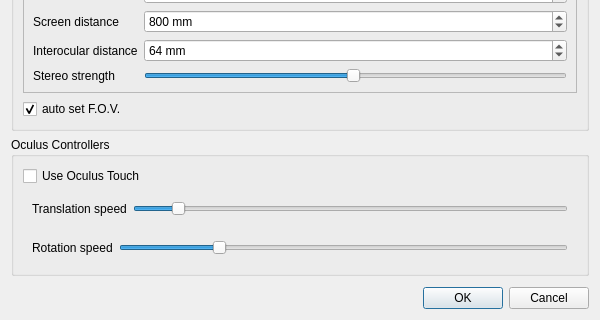
The window that common/ui_templates/stereoModeDlg.ui (hvs-ait/CloudCompare) describes before a commit, drawn with Qt 5; both pictures show x 0 to 600 and y 280 to 600 of the 600 by 600 pixel window.
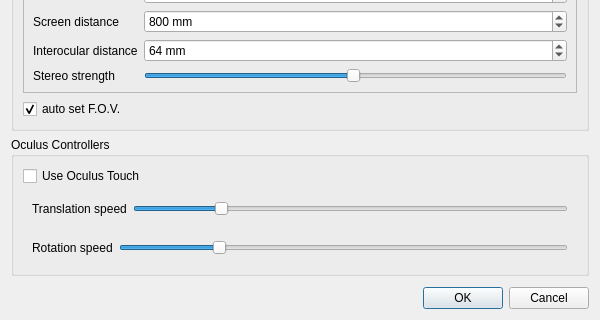
The same window after the commit. Icons and pictures are not drawn.

Patch:
```diff
--- a/common/ui_templates/stereoModeDlg.ui
+++ b/common/ui_templates/stereoModeDlg.ui
@@ -282,7 +282,7 @@
             <number>100</number>
            </property>
            <property name="value">
-            <number>10</number>
+            <number>20</number>
            </property>
            <property name="orientation">
             <enum>Qt::Horizontal</enum>
```
